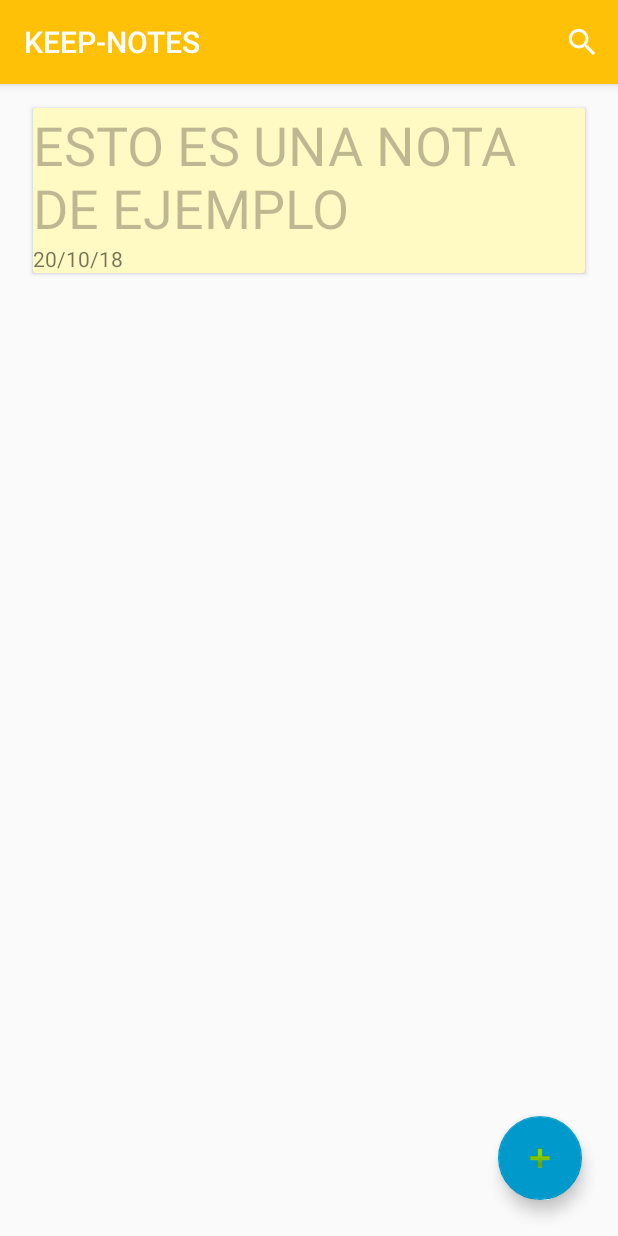
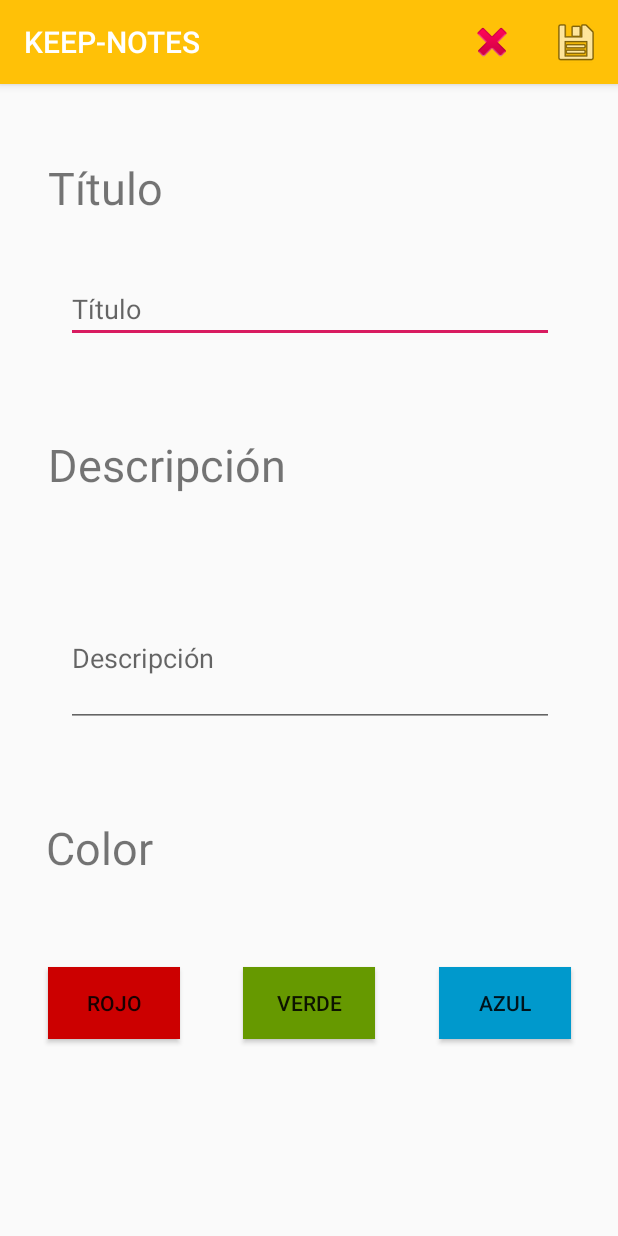
Before and after one commit to GomezIvann/SDM-KeepYourNotes, an Android app: the screen it shows after launch (MainActivity before the commit, Main2Activity after it), after a tap on an icon or button, on a phone screen of 412 x 824 dp. Run offline under Robolectric (Android 15) with nearby library versions, the phone set to English and light mode, and no system bars.

Commit message:
fab y correcciones

```diff
--- a/app/src/main/AndroidManifest.xml
+++ b/app/src/main/AndroidManifest.xml
@@ -16,6 +16,7 @@
                 <category android:name="android.intent.category.LAUNCHER" />
             </intent-filter>
         </activity>
+        <activity android:name=".Main2Activity"/>
     </application>
 
 </manifest>
--- /dev/null
+++ b/app/src/main/java/com/example/ivan/proyectosdm/Main2Activity.java
@@ -0,0 +1,56 @@
+package com.example.ivan.proyectosdm;
+
+import android.support.v7.app.AppCompatActivity;
+import android.os.Bundle;
+import android.view.Menu;
+import android.view.MenuItem;
+import android.view.View;
+import android.widget.Button;
+import android.widget.TextView;
+import android.widget.Toast;
+
+import org.w3c.dom.Text;
+
+public class Main2Activity extends AppCompatActivity {
+
+    @Override
+    protected void onCreate(Bundle savedInstanceState) {
+        super.onCreate(savedInstanceState);
+        setContentView(R.layout.activity_main2);
+    }
+
+    @Override
+    public boolean onCreateOptionsMenu(Menu menu) {
+        getMenuInflater().inflate(R.menu.menu_main, menu);
+        return true;
+    }
+
+    @Override
+    public boolean onOptionsItemSelected(MenuItem item) {
+        int id = item.getItemId();
+        if (id == R.id.cancelar) {
+            //sacar mensaje diciendo que si quiere salir sin guardar los cambios
+            return true;
+        }
+        else if (id == R.id.Guardar) {
+            //sacar mensaje diciendo que se han guardado los cambios
+            Toast.makeText(getApplicationContext(), "Se han guardado los cambios", Toast.LENGTH_SHORT).show();
+            return true;
+        }
+
+        return super.onOptionsItemSelected(item);
+    }
+
+    public void ColorRojo(View v){
+        TextView txt = (TextView) findViewById(R.id.textView3);
+        txt.setText("Color: Rojo");
+    }
+    public void ColorVerde(View v){
+        TextView txt = (TextView) findViewById(R.id.textView3);
+        txt.setText("Color: Verde");
+    }
+    public void ColorAzul(View v){
+        TextView txt = (TextView) findViewById(R.id.textView3);
+        txt.setText("Color: Azul");
+    }
+}
--- a/app/src/main/java/com/example/ivan/proyectosdm/MainActivity.java
+++ b/app/src/main/java/com/example/ivan/proyectosdm/MainActivity.java
@@ -38,7 +38,7 @@ public class MainActivity extends AppCompatActivity {
     }
 
     public void nuevaNota(View view) {
-        Intent mIntent = new Intent(MainActivity.this, NotaActivity.class);
-
+        Intent mIntent = new Intent(MainActivity.this, Main2Activity.class);
+        startActivity(mIntent);
     }
 }
--- a/app/src/main/res/layout/activity_main.xml
+++ b/app/src/main/res/layout/activity_main.xml
@@ -11,16 +11,23 @@
         android:id="@+id/floatingActionButton2"
         android:layout_width="wrap_content"
         android:layout_height="wrap_content"
-        android:layout_marginEnd="24dp"
+        android:layout_marginStart="8dp"
+        android:layout_marginTop="8dp"
+        android:layout_marginEnd="16dp"
         android:layout_marginBottom="24dp"
         android:clickable="true"
         android:onClick="nuevaNota"
         app:backgroundTint="@android:color/holo_blue_dark"
         app:layout_constraintBottom_toBottomOf="parent"
         app:layout_constraintEnd_toEndOf="parent"
+        app:layout_constraintHorizontal_bias="0.959"
+        app:layout_constraintStart_toStartOf="parent"
+        app:layout_constraintTop_toTopOf="parent"
+        app:layout_constraintVertical_bias="1.0"
         app:srcCompat="@android:drawable/ic_input_add" />
 
     <android.support.v7.widget.CardView
+        android:id="@+id/cardView"
         android:layout_width="368dp"
         android:layout_height="wrap_content"
         android:layout_marginStart="8dp"
--- /dev/null
+++ b/app/src/main/res/layout/activity_main2.xml
@@ -0,0 +1,162 @@
+<?xml version="1.0" encoding="utf-8"?>
+<android.support.constraint.ConstraintLayout xmlns:android="http://schemas.android.com/apk/res/android"
+    xmlns:app="http://schemas.android.com/apk/res-auto"
+    xmlns:tools="http://schemas.android.com/tools"
+    android:layout_width="match_parent"
+    android:layout_height="match_parent"
+    tools:context=".Main2Activity">
+
+   <!-- <Button
+        android:id="@+id/button3"
+        android:layout_width="wrap_content"
+        android:layout_height="wrap_content"
+        android:layout_marginBottom="8dp"
+        android:layout_marginEnd="8dp"
+        android:layout_marginStart="8dp"
+        android:layout_marginTop="8dp"
+        android:text="Button"
+        app:layout_constraintBottom_toBottomOf="parent"
+        app:layout_constraintEnd_toEndOf="parent"
+        app:layout_constraintHorizontal_bias="0.078"
+        app:layout_constraintStart_toStartOf="parent"
+        app:layout_constraintTop_toTopOf="parent"
+        app:layout_constraintVertical_bias="0.825" /> -->
+
+    <TextView
+        android:id="@+id/textView"
+        android:layout_width="wrap_content"
+        android:layout_height="wrap_content"
+        android:layout_marginBottom="8dp"
+        android:layout_marginEnd="8dp"
+        android:layout_marginStart="8dp"
+        android:layout_marginTop="8dp"
+        android:text="@string/titulo"
+        android:textSize="30sp"
+        app:layout_constraintBottom_toBottomOf="parent"
+        app:layout_constraintEnd_toEndOf="parent"
+        app:layout_constraintHorizontal_bias="0.075"
+        app:layout_constraintStart_toStartOf="parent"
+        app:layout_constraintTop_toTopOf="parent"
+        app:layout_constraintVertical_bias="0.057" />
+
+ <EditText
+     android:id="@+id/editText"
+     android:layout_width="325dp"
+     android:layout_height="wrap_content"
+     android:layout_marginStart="8dp"
+     android:layout_marginTop="8dp"
+     android:layout_marginEnd="8dp"
+     android:layout_marginBottom="8dp"
+     android:ems="10"
+     android:hint="@string/titulo"
+     android:inputType="text|textPersonName"
+     app:layout_constraintBottom_toBottomOf="parent"
+     app:layout_constraintEnd_toEndOf="@+id/editText2"
+     app:layout_constraintStart_toStartOf="@+id/editText2"
+     app:layout_constraintTop_toTopOf="parent"
+     app:layout_constraintVertical_bias="0.169" />
+
+    <TextView
+        android:id="@+id/textView2"
+        android:layout_width="wrap_content"
+        android:layout_height="wrap_content"
+        android:layout_marginBottom="8dp"
+        android:layout_marginEnd="8dp"
+        android:layout_marginStart="8dp"
+        android:layout_marginTop="8dp"
+        android:text="@string/descripcion"
+        android:textSize="30sp"
+        app:layout_constraintBottom_toBottomOf="parent"
+        app:layout_constraintEnd_toEndOf="parent"
+        app:layout_constraintHorizontal_bias="0.1"
+        app:layout_constraintStart_toStartOf="parent"
+        app:layout_constraintTop_toTopOf="parent"
+        app:layout_constraintVertical_bias="0.317" />
+
+ <EditText
+     android:id="@+id/editText2"
+     android:layout_width="325dp"
+     android:layout_height="92dp"
+     android:layout_marginStart="8dp"
+     android:layout_marginTop="8dp"
+     android:layout_marginEnd="8dp"
+     android:layout_marginBottom="8dp"
+     android:ems="10"
+     android:hint="@string/descripcion"
+     android:inputType="textMultiLine|textPersonName"
+     app:layout_constraintBottom_toBottomOf="parent"
+     app:layout_constraintEnd_toEndOf="parent"
+     app:layout_constraintHorizontal_bias="0.511"
+     app:layout_constraintStart_toStartOf="parent"
+     app:layout_constraintTop_toTopOf="parent"
+     app:layout_constraintVertical_bias="0.498" />
+
+    <TextView
+        android:id="@+id/textView3"
+        android:layout_width="wrap_content"
+        android:layout_height="wrap_content"
+        android:layout_marginBottom="8dp"
+        android:layout_marginEnd="8dp"
+        android:layout_marginStart="8dp"
+        android:layout_marginTop="8dp"
+        android:text="@string/color"
+        android:textSize="30sp"
+        app:layout_constraintBottom_toBottomOf="parent"
+        app:layout_constraintEnd_toEndOf="parent"
+        app:layout_constraintHorizontal_bias="0.07"
+        app:layout_constraintStart_toStartOf="parent"
+        app:layout_constraintTop_toTopOf="parent"
+        app:layout_constraintVertical_bias="0.676" />
+
+    <Button
+        android:id="@+id/button"
+        android:layout_width="wrap_content"
+        android:layout_height="wrap_content"
+        android:layout_marginBottom="8dp"
+        android:layout_marginEnd="8dp"
+        android:layout_marginStart="8dp"
+        android:layout_marginTop="8dp"
+        android:background="@android:color/holo_red_dark"
+        android:onClick="ColorRojo"
+        android:text="@string/rojo"
+        app:layout_constraintBottom_toBottomOf="parent"
+        app:layout_constraintEnd_toEndOf="parent"
+        app:layout_constraintHorizontal_bias="0.078"
+        app:layout_constraintStart_toStartOf="parent"
+        app:layout_constraintTop_toTopOf="parent"
+        app:layout_constraintVertical_bias="0.825" />
+
+    <Button
+        android:id="@+id/button2"
+        android:onClick="ColorAzul"
+        android:layout_width="wrap_content"
+        android:layout_height="wrap_content"
+        android:layout_marginBottom="8dp"
+        android:layout_marginEnd="8dp"
+        android:layout_marginStart="8dp"
+        android:layout_marginTop="8dp"
+        android:background="@android:color/holo_blue_dark"
+        android:text="@string/azul"
+        app:layout_constraintBottom_toBottomOf="@+id/button4"
+        app:layout_constraintEnd_toEndOf="parent"
+        app:layout_constraintHorizontal_bias="0.925"
+        app:layout_constraintStart_toStartOf="parent"
+        app:layout_constraintTop_toTopOf="@+id/button4" />
+
+    <Button
+        android:id="@+id/button4"
+        android:layout_width="wrap_content"
+        android:layout_height="wrap_content"
+        android:layout_marginBottom="8dp"
+        android:layout_marginEnd="8dp"
+        android:layout_marginStart="8dp"
+        android:layout_marginTop="8dp"
+        android:background="@android:color/holo_green_dark"
+        android:onClick="ColorVerde"
+        android:text="@string/verde"
+        app:layout_constraintBottom_toBottomOf="@+id/button"
+        app:layout_constraintEnd_toEndOf="parent"
+        app:layout_constraintStart_toStartOf="parent"
+        app:layout_constraintTop_toTopOf="@+id/button" />
+
+</android.support.constraint.ConstraintLayout>
--- /dev/null
+++ b/app/src/main/res/menu/menu_main.xml
@@ -0,0 +1,15 @@
+<menu xmlns:android="http://schemas.android.com/apk/res/android"
+    xmlns:app="http://schemas.android.com/apk/res-auto"
+    xmlns:tools="http://schemas.android.com/tools"
+    tools:context="com.example.elmer.myapplication.MainActivity">
+    <item
+        android:id="@+id/cancelar"
+        android:icon="@android:drawable/ic_delete"
+        android:title="@string/cancelar"
+        app:showAsAction="always" />
+    <item
+        android:id="@+id/Guardar"
+        android:icon="@android:drawable/ic_menu_save"
+        android:title="@string/guardar"
+        app:showAsAction="always" />
+</menu>
--- a/app/src/main/res/values/strings.xml
+++ b/app/src/main/res/values/strings.xml
@@ -3,4 +3,12 @@
     <string name="txtBuscar">Buscar</string>
     <string name="txtEjemplo">ESTO ES UNA NOTA DE EJEMPLO</string>
     <string name="txtFecha">20/10/18</string>
+    <string name="cancelar">Cancelar</string>
+    <string name="guardar">Guardar</string>
+    <string name="titulo">Título</string>
+    <string name="descripcion">Descripción</string>
+    <string name="color">Color</string>
+    <string name="rojo">Rojo</string>
+    <string name="azul">Azul</string>
+    <string name="verde">Verde</string>
 </resources>
```
